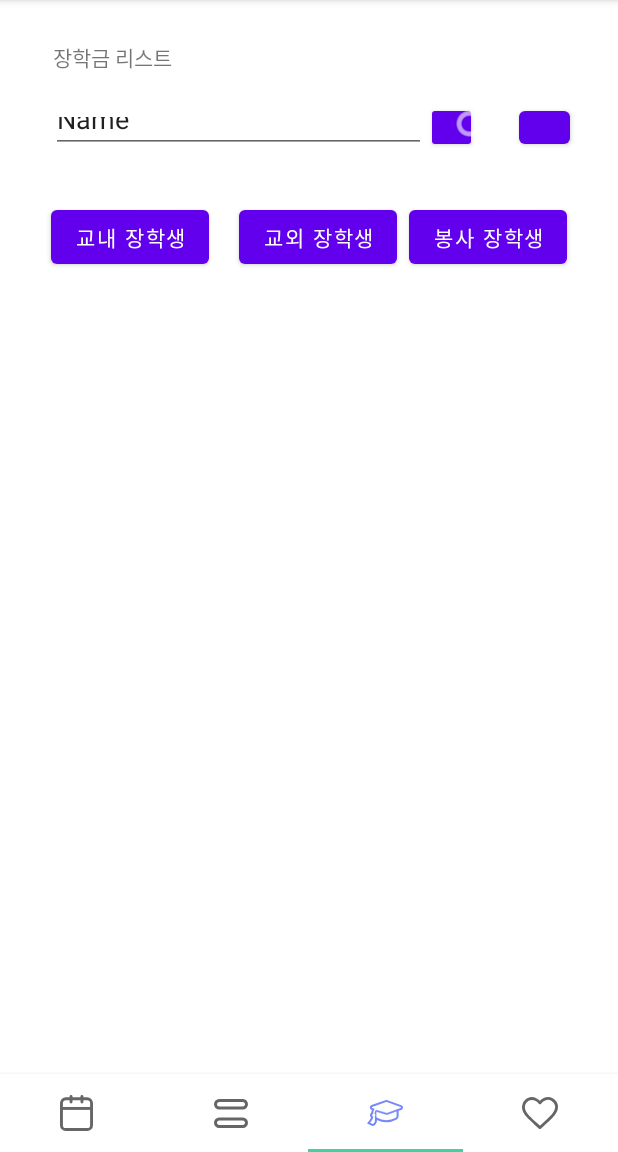
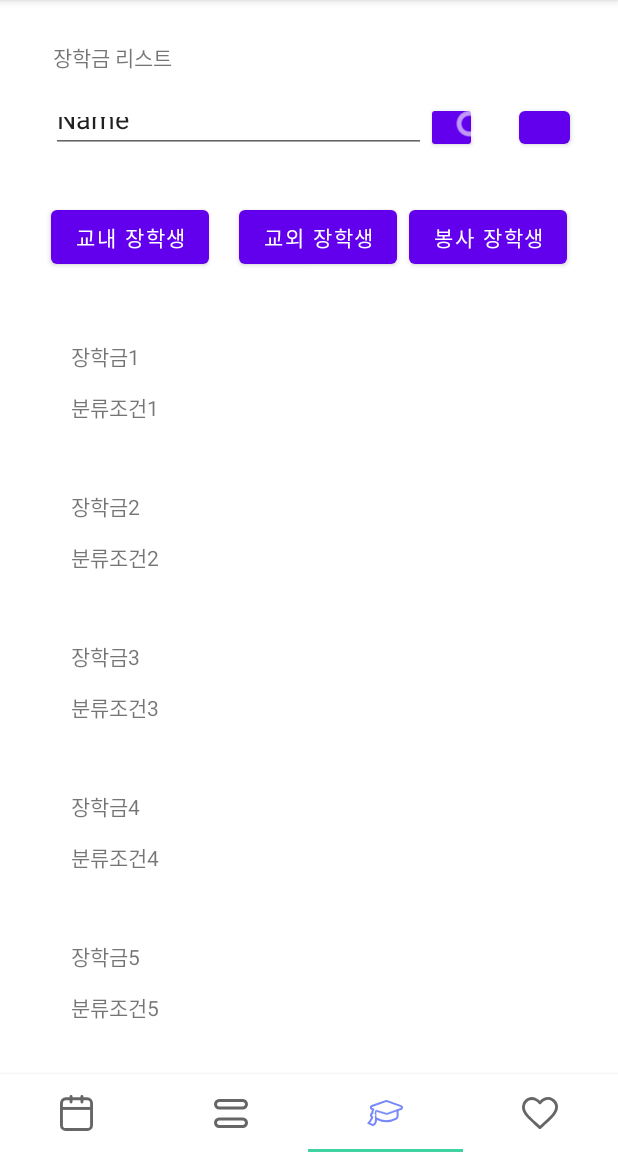
Before and after one commit to jjh2x/Scholarship_Notification, an Android app: the fragment SearchFragment placed in its activity, item 3 of the bottom bar chosen, on a phone screen of 412 x 824 dp, the part 84-1236 px from its top. Run offline under Robolectric (Android 15) with nearby library versions, the phone set to English and light mode, and no system bars.

Commit message:
검색 뷰 - 리사이클러뷰 수정

```diff
--- a/app/src/main/java/com/example/sn_test/Fragment/MainRvAdapter.kt
+++ b/app/src/main/java/com/example/sn_test/Adpater/MainRvAdapter.kt
@@ -1,4 +1,4 @@
-package com.example.sn_test.Fragment
+package com.example.sn_test.Adpater
 
 import android.content.Context
 import android.view.LayoutInflater
@@ -6,9 +6,10 @@ import android.view.View
 import android.view.ViewGroup
 import android.widget.TextView
 import androidx.recyclerview.widget.RecyclerView
+import com.example.sn_test.Fragment.ScholarshipSummary
 import com.example.sn_test.R
 
-class MainRvAdapter(val context : Context, val summarySummary : ArrayList<ScholarshipSummary>) :
+class MainRvAdapter(private val context : Context, val summarySummary : ArrayList<ScholarshipSummary>) :
         RecyclerView.Adapter<MainRvAdapter.Holder>() {
 
     override fun onCreateViewHolder(parent: ViewGroup, viewType: Int): Holder {
--- a/app/src/main/java/com/example/sn_test/Fragment/SearchRvAdapter.kt
+++ b/app/src/main/java/com/example/sn_test/Adpater/SearchRvAdapter.kt
@@ -1,4 +1,4 @@
-package com.example.sn_test.Fragment
+package com.example.sn_test.Adpater
 
 import android.content.Context
 import android.view.LayoutInflater
@@ -6,10 +6,11 @@ import android.view.View
 import android.view.ViewGroup
 import android.widget.TextView
 import androidx.recyclerview.widget.RecyclerView
+import com.example.sn_test.Fragment.Sch_List
 import com.example.sn_test.R
 
-class SearchRvAdapter (val context : Context, val schList: ArrayList<Sch_List>):
-        RecyclerView.Adapter<SearchRvAdapter.Holder>() {
+class SearchRvAdapter(private val context: Context, val schList: ArrayList<Sch_List>) :
+    RecyclerView.Adapter<SearchRvAdapter.Holder>() {
 
     override fun onCreateViewHolder(parent: ViewGroup, viewType: Int): Holder {
         val view = LayoutInflater.from(context).inflate(R.layout.search_item, parent, false)
@@ -24,12 +25,15 @@ class SearchRvAdapter (val context : Context, val schList: ArrayList<Sch_List>):
         return schList.size
 
     }
-    inner class Holder (itemView: View?) : RecyclerView.ViewHolder(itemView!!) {
-        var sch_name_call = itemView?.findViewById<TextView>(R.id.Sch_name_call)
-        val sch_criteria = itemView?.findViewById<TextView>(R.id.Sch_criteria)
-        fun bind (Sch_List: Sch_List, context: Context) {
-            sch_name_call?.text = Sch_List.sch_name
-            sch_criteria?.text = Sch_List.sch_sort}
+
+    inner class Holder(itemView: View?) : RecyclerView.ViewHolder(itemView!!) {
+        val sch_name_call = itemView?.findViewById<TextView>(R.id.itemTV_Sch_nameCall)
+        val sch_criteria = itemView?.findViewById<TextView>(R.id.itemTV_Sch_criteria)
+
+        fun bind(sch_List: Sch_List, context: Context) {
+            sch_name_call?.text = sch_List.sch_name
+            sch_criteria?.text = sch_List.sch_sort
+        }
     }
 
 }
--- a/app/src/main/java/com/example/sn_test/Fragment/CollectionFragment.kt
+++ b/app/src/main/java/com/example/sn_test/Fragment/CollectionFragment.kt
@@ -7,6 +7,7 @@ import android.view.ViewGroup
 import androidx.fragment.app.Fragment
 import androidx.recyclerview.widget.LinearLayoutManager
 import androidx.recyclerview.widget.RecyclerView
+import com.example.sn_test.Adpater.MainRvAdapter
 import com.example.sn_test.R
 
 class CollectionFragment: Fragment() {
@@ -27,10 +28,13 @@ class CollectionFragment: Fragment() {
         savedInstanceState: Bundle?
     ): View? {
         var rootView = inflater.inflate(R.layout.fragment_collection, container, false)
-        recyclerView = rootView.findViewById(R.id.recyclerView!!) as RecyclerView
+        recyclerView = rootView.findViewById(R.id.recyclerView_collection!!) as RecyclerView
         recyclerView.layoutManager = LinearLayoutManager(requireContext())
 
-        val mAdapter = MainRvAdapter(requireContext(), summaryList)
+        val mAdapter = MainRvAdapter(
+            requireContext(),
+            summaryList
+        )
         recyclerView.adapter = mAdapter
         recyclerView.setHasFixedSize(true)
         return rootView
--- a/app/src/main/java/com/example/sn_test/Fragment/SearchFragment.kt
+++ b/app/src/main/java/com/example/sn_test/Fragment/SearchFragment.kt
@@ -7,10 +7,11 @@ import android.view.ViewGroup
 import androidx.fragment.app.Fragment
 import androidx.recyclerview.widget.LinearLayoutManager
 import androidx.recyclerview.widget.RecyclerView
+import com.example.sn_test.Adpater.SearchRvAdapter
 import com.example.sn_test.R
 
 class SearchFragment: Fragment() {
-    var SchList = arrayListOf<Sch_List> (
+    var schList = arrayListOf<Sch_List> (
         Sch_List("장학금1", "분류조건1"),
         Sch_List("장학금2", "분류조건2"),
         Sch_List("장학금3", "분류조건3"),
@@ -19,7 +20,7 @@ class SearchFragment: Fragment() {
         Sch_List("장학금6", "분류조건6"),
         Sch_List("장학금7", "분류조건7")
     )
-    lateinit var recyclerView: RecyclerView
+    lateinit var recyclerview_sch: RecyclerView
 
 
     override fun onCreateView(
@@ -27,14 +28,16 @@ class SearchFragment: Fragment() {
         container: ViewGroup?,
         savedInstanceState: Bundle?
     ): View? {
-        return inflater.inflate(R.layout.fragment_search, container, false)
         var rootView_search = inflater.inflate(R.layout.fragment_search, container, false)
-        recyclerView = rootView_search.findViewById(R.id.sch_list!!) as RecyclerView
-        recyclerView.layoutManager = LinearLayoutManager(requireContext())
+        recyclerview_sch = rootView_search.findViewById(R.id.recyclerview_Search!!) as RecyclerView
+        recyclerview_sch.layoutManager = LinearLayoutManager(requireContext())
 
-        val mAdapter = SearchRvAdapter(requireContext(), SchList)
-        recyclerView.adapter = mAdapter
-        recyclerView.setHasFixedSize(true)
+        val mAdapter = SearchRvAdapter(
+            requireContext(),
+            schList
+        )
+        recyclerview_sch.adapter = mAdapter
+        recyclerview_sch.setHasFixedSize(true)
         return rootView_search
     }
 }
--- a/app/src/main/java/com/example/sn_test/MainActivity.kt
+++ b/app/src/main/java/com/example/sn_test/MainActivity.kt
@@ -25,9 +25,6 @@ class MainActivity : AppCompatActivity() {
         tl_ac_main_bottom_menu = findViewById<TabLayout>(R.id.tl_ac_main_bottom_menu)
         tl_ac_main_bottom_menu.setupWithViewPager(vp_ac_main_frag_pager)
 
-        val bottomNaviLayout: View =
-            this.layoutInflater.inflate(R.layout.bottom_navigation_tab, null, false)
-
         // 탭 레이아웃의 각 탭과 탭의 외형을 담당하는 xml과 연결하는 구문.
         tl_ac_main_bottom_menu.getTabAt(0)?.setIcon(R.drawable.ic_navi_cal)
         tl_ac_main_bottom_menu.getTabAt(1)?.setIcon(R.drawable.ic_navi_col)
--- a/app/src/main/res/layout/fragment_collection.xml
+++ b/app/src/main/res/layout/fragment_collection.xml
@@ -25,7 +25,7 @@
     </LinearLayout>
 
     <androidx.recyclerview.widget.RecyclerView
-        android:id="@+id/recyclerView"
+        android:id="@+id/recyclerView_collection"
         android:layout_width="match_parent"
         android:layout_height="match_parent"
         app:layout_constraintBottom_toBottomOf="parent"
--- a/app/src/main/res/layout/fragment_search.xml
+++ b/app/src/main/res/layout/fragment_search.xml
@@ -103,7 +103,7 @@
         android:layout_height="wrap_content">
 
         <androidx.recyclerview.widget.RecyclerView
-            android:id="@+id/Search_View"
+            android:id="@+id/recyclerview_Search"
             android:layout_width="wrap_content"
             android:layout_height="wrap_content"
             android:layout_marginStart="32dp"
--- a/app/src/main/res/layout/search_item.xml
+++ b/app/src/main/res/layout/search_item.xml
@@ -1,47 +1,35 @@
 <?xml version="1.0" encoding="utf-8"?>
-<androidx.constraintlayout.widget.ConstraintLayout xmlns:android="http://schemas.android.com/apk/res/android"
+<androidx.constraintlayout.widget.ConstraintLayout
+    xmlns:android="http://schemas.android.com/apk/res/android"
     xmlns:app="http://schemas.android.com/apk/res-auto"
-    xmlns:tools="http://schemas.android.com/tools"
-    android:id="@+id/constLayout"
     android:layout_width="match_parent"
-    android:layout_height="match_parent">
-
-    <androidx.constraintlayout.widget.ConstraintLayout
-        android:layout_width="0dp"
-        android:layout_height="wrap_content"
-        android:layout_marginBottom="667dp"
-        app:layout_constraintBottom_toBottomOf="parent"
-        app:layout_constraintEnd_toEndOf="parent"
-        app:layout_constraintHorizontal_bias="0.0"
-        app:layout_constraintStart_toStartOf="parent"
-        app:layout_constraintTop_toTopOf="parent"
-        app:layout_constraintVertical_bias="0.625">
+    android:layout_height="100dp">
 
     <TextView
-            android:id="@+id/Sch_name_call"
-            android:layout_width="0dp"
+        android:id="@+id/itemTV_Sch_nameCall"
+        android:layout_width="wrap_content"
         android:layout_height="wrap_content"
         android:layout_marginStart="15dp"
-            android:layout_marginTop="18dp"
         android:layout_marginEnd="276dp"
         android:layout_marginBottom="8dp"
         android:text="장학금이름 불러오기"
-            app:layout_constraintBottom_toTopOf="@+id/Sch_criteria"
+        app:layout_constraintBottom_toBottomOf="parent"
         app:layout_constraintEnd_toEndOf="parent"
+        app:layout_constraintHorizontal_bias="1.0"
         app:layout_constraintStart_toStartOf="parent"
-            app:layout_constraintTop_toTopOf="parent" />
+        app:layout_constraintTop_toTopOf="parent"
+        app:layout_constraintVertical_bias="0.219" />
 
     <TextView
-            android:id="@+id/Sch_criteria"
+        android:id="@+id/itemTV_Sch_criteria"
         android:layout_width="wrap_content"
         android:layout_height="wrap_content"
-            android:layout_marginEnd="324dp"
-            android:layout_marginBottom="8dp"
-            android:text="장학금기준?"
+        android:text="장학금기준 불러오기"
         app:layout_constraintBottom_toBottomOf="parent"
         app:layout_constraintEnd_toEndOf="parent"
-            app:layout_constraintStart_toStartOf="@+id/Sch_name_call" />
+        app:layout_constraintHorizontal_bias="0.054"
+        app:layout_constraintStart_toStartOf="parent"
+        app:layout_constraintTop_toTopOf="parent"
+        app:layout_constraintVertical_bias="0.629" />
 
 </androidx.constraintlayout.widget.ConstraintLayout>
-
-</androidx.constraintlayout.widget.ConstraintLayout>
```
Lines whose indentation alone changed are shown as unchanged.
